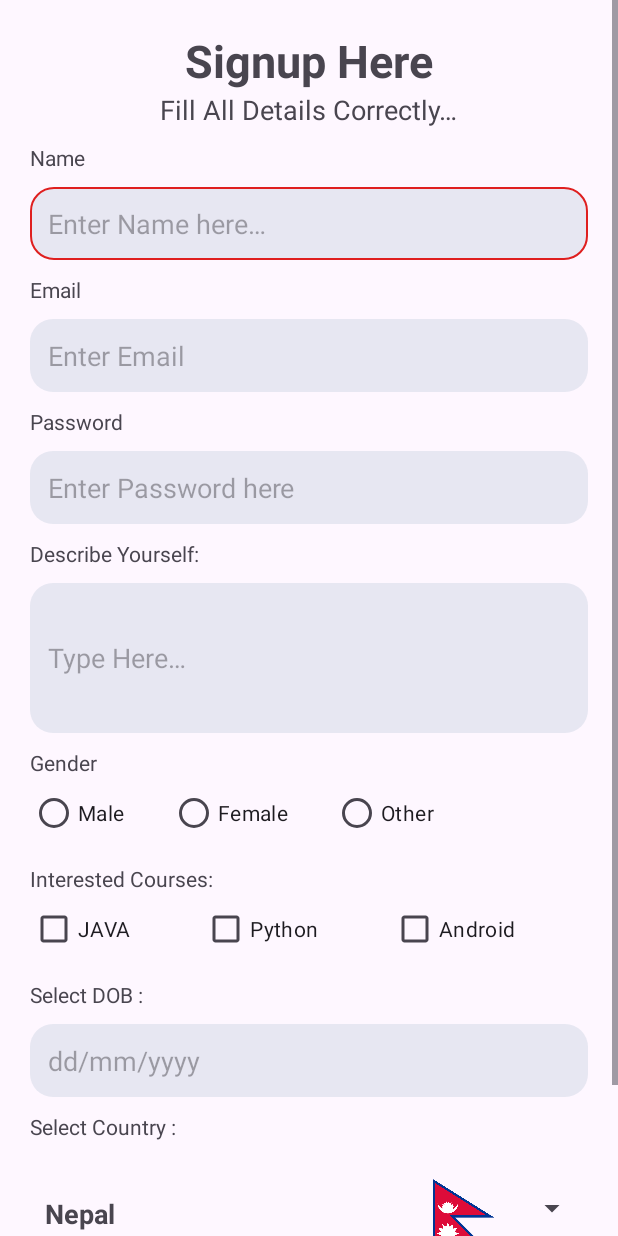
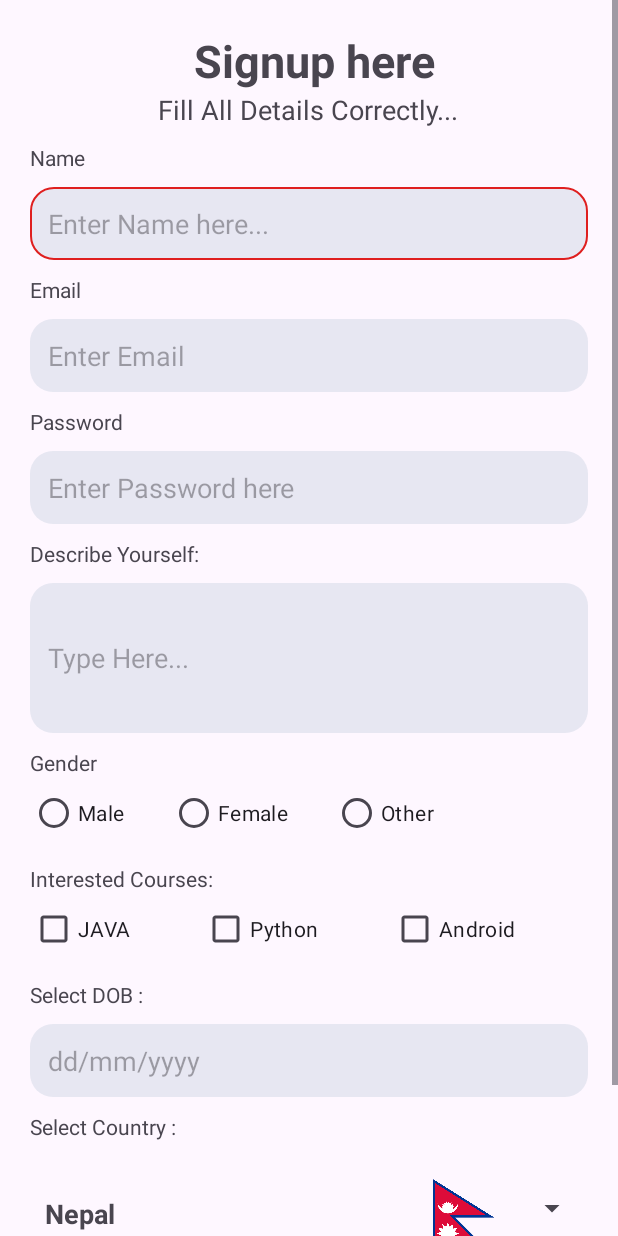
Before and after one commit to ptimsina1127/AssignmentThree-AdaptersandViews, an Android app: the screen it shows after launch (MainActivity), after a tap on "Signup Here", on a phone screen of 412 x 824 dp. Run offline under Robolectric (Android 15) with nearby library versions, the phone set to English and light mode, and no system bars.

Commit message:
Revert "Hardcoded String is Changed to use @String Resource."
This reverts commit 1d20422ee559a1707dbb88e91774ebaf6deb4c82.

```diff
--- a/app/src/main/java/com/example/assignmentthree_adaptersandviews/AboutActivity.java
+++ b/app/src/main/java/com/example/assignmentthree_adaptersandviews/AboutActivity.java
@@ -1,4 +1,6 @@
 package com.example.assignmentthree_adaptersandviews;
+
+import androidx.appcompat.app.AppCompatActivity;
 
 import android.content.Intent;
 import android.os.Bundle;
@@ -6,9 +8,9 @@ import android.util.Log;
 import android.widget.TextView;
 import android.widget.Toast;
 
-import androidx.appcompat.app.AppCompatActivity;
+import com.example.assignmentthree_adaptersandviews.data.User;
 
-import com.example.assignmentthree_adaptersandviews.data.User;
+import java.io.Serializable;
 
 public class AboutActivity extends AppCompatActivity {
 
--- a/app/src/main/res/layout/activity_about.xml
+++ b/app/src/main/res/layout/activity_about.xml
@@ -10,7 +10,7 @@
         android:id="@+id/titleView"
         android:layout_width="wrap_content"
         android:layout_height="wrap_content"
-        android:text="@string/about"
+        android:text="About"
         android:textSize="20sp"
         app:layout_constraintBottom_toBottomOf="parent"
         app:layout_constraintEnd_toEndOf="parent"
@@ -22,7 +22,7 @@
         android:layout_width="wrap_content"
         android:layout_height="wrap_content"
         android:layout_marginTop="30dp"
-        android:text="@string/about_of_the_activity"
+        android:text="About of the Activity"
         app:layout_constraintEnd_toEndOf="@+id/titleView"
         app:layout_constraintStart_toStartOf="@+id/titleView"
         app:layout_constraintTop_toBottomOf="@+id/titleView" />
--- a/app/src/main/res/layout/activity_dashboard.xml
+++ b/app/src/main/res/layout/activity_dashboard.xml
@@ -10,7 +10,7 @@
         android:id="@+id/textView9"
         android:layout_width="wrap_content"
         android:layout_height="wrap_content"
-        android:text="@string/dashboard_activity"
+        android:text="DashBoard Activity"
         android:textSize="18sp"
         app:layout_constraintBottom_toBottomOf="parent"
         app:layout_constraintEnd_toEndOf="parent"
--- a/app/src/main/res/layout/activity_login.xml
+++ b/app/src/main/res/layout/activity_login.xml
@@ -10,7 +10,7 @@
         android:id="@+id/textView12"
         android:layout_width="wrap_content"
         android:layout_height="wrap_content"
-        android:text="@string/login_activity"
+        android:text="Login Activity"
         android:textSize="20sp"
         app:layout_constraintBottom_toBottomOf="parent"
         app:layout_constraintEnd_toEndOf="parent"
--- a/app/src/main/res/layout/activity_start.xml
+++ b/app/src/main/res/layout/activity_start.xml
@@ -11,7 +11,7 @@
         android:layout_width="wrap_content"
         android:layout_height="wrap_content"
         android:layout_marginTop="108dp"
-        android:text="@string/welcome_to_android_development"
+        android:text="Welcome To Android Development"
         android:textSize="20sp"
         android:textStyle="bold"
         app:layout_constraintEnd_toEndOf="parent"
@@ -23,7 +23,7 @@
         android:layout_width="wrap_content"
         android:layout_height="wrap_content"
         android:layout_marginTop="30dp"
-        android:text="@string/signup_here"
+        android:text="Signup Here"
         app:layout_constraintEnd_toEndOf="@+id/textView8"
         app:layout_constraintStart_toStartOf="@+id/textView8"
         app:layout_constraintTop_toBottomOf="@+id/textView8" />
@@ -33,7 +33,7 @@
         android:layout_width="wrap_content"
         android:layout_height="wrap_content"
         android:layout_marginTop="30dp"
-        android:text="@string/login_to_continue"
+        android:text="Login To Continue"
         app:layout_constraintEnd_toEndOf="@+id/signup_button"
         app:layout_constraintStart_toStartOf="@+id/signup_button"
         app:layout_constraintTop_toBottomOf="@+id/signup_button" />
@@ -43,7 +43,7 @@
         android:layout_width="wrap_content"
         android:layout_height="wrap_content"
         android:layout_marginTop="30dp"
-        android:text="@string/about_this_app"
+        android:text="About This App"
         app:layout_constraintEnd_toEndOf="@+id/login_button"
         app:layout_constraintStart_toStartOf="@+id/login_button"
         app:layout_constraintTop_toBottomOf="@+id/login_button" />
@@ -53,7 +53,7 @@
         android:layout_width="wrap_content"
         android:layout_height="wrap_content"
         android:layout_marginTop="30dp"
-        android:text="@string/dashboard"
+        android:text="Dashboard"
         app:layout_constraintEnd_toEndOf="@+id/about_button"
         app:layout_constraintStart_toStartOf="@+id/about_button"
         app:layout_constraintTop_toBottomOf="@+id/about_button" />
--- a/app/src/main/res/layout/country_item.xml
+++ b/app/src/main/res/layout/country_item.xml
@@ -10,9 +10,9 @@
         android:id="@+id/name"
         android:layout_width="wrap_content"
         android:layout_height="wrap_content"
-        android:layout_marginStart="10dp"
+        android:layout_marginLeft="10dp"
         android:layout_marginTop="16dp"
-        android:text="@string/nepal"
+        android:text="NEPAL"
         android:textSize="18sp"
         android:textStyle="bold"
         app:layout_constraintStart_toStartOf="parent"
@@ -23,18 +23,17 @@
         android:layout_width="wrap_content"
         android:layout_height="wrap_content"
         android:layout_marginStart="10dp"
-        android:text="@string/about_country"
+        android:text="About Country..."
         app:layout_constraintStart_toStartOf="parent"
         app:layout_constraintTop_toBottomOf="@+id/name" />
 
     <ImageView
         android:id="@+id/imageView"
-        android:layout_marginEnd="10dp"
+        android:layout_marginRight="10dp"
         android:layout_width="50dp"
         android:layout_height="50dp"
         app:layout_constraintEnd_toEndOf="parent"
         app:layout_constraintTop_toTopOf="parent"
         app:layout_constraintBottom_toBottomOf="parent"
-        android:src="@drawable/nepal"
-        android:contentDescription="@string/countryflag" />
+        android:src="@drawable/nepal" />
 </androidx.constraintlayout.widget.ConstraintLayout>
--- a/app/src/main/res/layout/signup_layout.xml
+++ b/app/src/main/res/layout/signup_layout.xml
@@ -12,7 +12,7 @@
         android:layout_height="wrap_content"
         android:layout_gravity="center"
         android:layout_weight="1"
-        android:text="@string/signup_here"
+        android:text=" Signup here"
         android:textSize="30sp"
         android:textStyle="bold" />
 
@@ -22,7 +22,7 @@
         android:layout_height="wrap_content"
         android:layout_gravity="center"
         android:layout_weight="1"
-        android:text="@string/fill_all_details_correctly"
+        android:text="Fill All Details Correctly..."
         android:textSize="18sp" />
 
     <TextView
@@ -31,7 +31,7 @@
         android:layout_height="wrap_content"
         android:layout_marginTop="10dp"
         android:layout_weight="1"
-        android:text="@string/name" />
+        android:text="Name" />
 
     <EditText
         android:id="@+id/name_edit_text"
@@ -42,7 +42,7 @@
         android:background="@drawable/custom_input_text_field_background"
         android:padding="12dp"
         android:layout_marginTop="10dp"
-        android:hint="@string/enter_name_here"
+        android:hint="Enter Name here..."
         android:inputType="text" />
 
     <TextView
@@ -51,7 +51,7 @@
         android:layout_height="wrap_content"
         android:layout_marginTop="10dp"
         android:layout_weight="1"
-        android:text="@string/email" />
+        android:text="Email" />
 
     <EditText
         android:id="@+id/email_edit_text"
@@ -59,7 +59,7 @@
         android:layout_height="wrap_content"
         android:layout_weight="1"
         android:ems="10"
-        android:hint="@string/enter_email"
+        android:hint="Enter Email"
         android:background="@drawable/custom_input_text_field_background"
         android:padding="12dp"
         android:layout_marginTop="10dp"
@@ -71,7 +71,7 @@
         android:layout_height="wrap_content"
         android:layout_marginTop="10dp"
         android:layout_weight="1"
-        android:text="@string/password" />
+        android:text="Password" />
 
     <EditText
         android:id="@+id/password_edit_text"
@@ -82,7 +82,7 @@
         android:background="@drawable/custom_input_text_field_background"
         android:padding="12dp"
         android:layout_marginTop="10dp"
-        android:hint="@string/enter_password_here"
+        android:hint="Enter Password here"
         android:inputType="textPassword" />
 
     <TextView
@@ -91,7 +91,7 @@
         android:layout_height="wrap_content"
         android:layout_marginTop="10dp"
         android:layout_weight="1"
-        android:text="@string/describe_yourself" />
+        android:text="Describe Yourself:" />
 
     <EditText
         android:id="@+id/about_edit_text"
@@ -101,7 +101,7 @@
         android:layout_weight="1"
         android:background="@drawable/custom_input_text_field_background"
         android:ems="10"
-        android:hint="@string/type_here"
+        android:hint="Type Here..."
         android:inputType="textMultiLine"
         android:padding="12dp" />
 
@@ -111,7 +111,7 @@
         android:layout_height="wrap_content"
         android:layout_marginTop="10dp"
         android:layout_weight="1"
-        android:text="@string/gender" />
+        android:text="Gender" />
 
     <RadioGroup
         android:id="@+id/gender_radio_group"
@@ -124,22 +124,22 @@
             android:id="@+id/gender_male"
             android:layout_width="wrap_content"
             android:layout_height="wrap_content"
-            android:text="@string/male" />
+            android:text="Male" />
 
         <RadioButton
             android:id="@+id/gender_female"
             android:layout_width="wrap_content"
             android:layout_height="wrap_content"
-            android:layout_marginStart="30dp"
-            android:text="@string/female" />
+            android:layout_marginLeft="30dp"
+            android:text="Female" />
 
         <RadioButton
             android:id="@+id/gender_other"
             android:layout_width="wrap_content"
             android:layout_height="wrap_content"
-            android:layout_marginStart="30dp"
+            android:layout_marginLeft="30dp"
             android:layout_weight="1"
-            android:text="@string/other" />
+            android:text="Other" />
 
     </RadioGroup>
 
@@ -149,7 +149,7 @@
         android:layout_height="wrap_content"
         android:layout_marginTop="10dp"
         android:layout_weight="1"
-        android:text="@string/interested_courses" />
+        android:text="Interested Courses:" />
 
     <LinearLayout
         android:layout_width="match_parent"
@@ -162,21 +162,21 @@
             android:layout_width="wrap_content"
             android:layout_height="wrap_content"
             android:layout_weight="1"
-            android:text="@string/java" />
+            android:text="JAVA" />
 
         <CheckBox
             android:id="@+id/python_course"
             android:layout_width="wrap_content"
             android:layout_height="wrap_content"
             android:layout_weight="1"
-            android:text="@string/python" />
+            android:text="Python" />
 
         <CheckBox
             android:id="@+id/android_course"
             android:layout_width="wrap_content"
             android:layout_height="wrap_content"
             android:layout_weight="1"
-            android:text="@string/android" />
+            android:text="Android" />
     </LinearLayout>
     <!--    Date picker for dob-->
     <TextView
@@ -185,7 +185,7 @@
         android:layout_height="wrap_content"
         android:layout_marginTop="10dp"
         android:layout_weight="1"
-        android:text="@string/select_dob" />
+        android:text="Select DOB :" />
 
     <EditText
         android:id="@+id/pick_date_button"
@@ -196,7 +196,7 @@
         android:padding="12dp"
         android:inputType="none"
         android:focusable="false"
-        android:hint="@string/dd_mm_yyyy"
+        android:hint="dd/mm/yyyy"
         />
     <TextView
         android:id="@+id/country_label"
@@ -204,7 +204,7 @@
         android:layout_height="wrap_content"
         android:layout_marginTop="10dp"
         android:layout_weight="1"
-        android:text="@string/select_country" />
+        android:text="Select Country :" />
     <Spinner
         android:id="@+id/country_spinner"
         android:layout_width="match_parent"
@@ -227,7 +227,7 @@
             android:layout_marginEnd="10dp"
             android:layout_weight="1"
             android:backgroundTint="@android:color/holo_green_dark"
-            android:text="@string/signup" />
+            android:text="Signup" />
 
         <Button
             style="@style/Widget.Material3.Button.TonalButton"
@@ -235,7 +235,7 @@
             android:layout_width="wrap_content"
             android:layout_height="wrap_content"
             android:layout_weight="1"
-            android:text="@string/clear" />
+            android:text="Clear" />
     </LinearLayout>
 
 </LinearLayout>
--- a/app/src/main/res/values/strings.xml
+++ b/app/src/main/res/values/strings.xml
@@ -1,37 +1,3 @@
 <resources>
     <string name="app_name">AssignmentThree-AdaptersandViews</string>
-    <string name="about_of_the_activity">About of the Activity</string>
-    <string name="about">About</string>
-    <string name="dashboard_activity">DashBoard Activity</string>
-    <string name="login_activity">Login Activity</string>
-    <string name="welcome_to_android_development">Welcome To Android Development</string>
-    <string name="signup_here">Signup Here</string>
-    <string name="login_to_continue">Login To Continue</string>
-    <string name="about_this_app">About This App</string>
-    <string name="dashboard">Dashboard</string>
-    <string name="nepal">NEPAL</string>
-    <string name="about_country">About Country…</string>
-    <string name="countryflag">Countryflag</string>
-    <string name="enter_name_here">Enter Name here…</string>
-    <string name="email">Email</string>
-    <string name="enter_email">Enter Email</string>
-    <string name="password">Password</string>
-    <string name="enter_password_here">Enter Password here</string>
-    <string name="describe_yourself">Describe Yourself:</string>
-    <string name="type_here">Type Here…</string>
-    <string name="gender">Gender</string>
-    <string name="male">Male</string>
-    <string name="interested_courses">Interested Courses:</string>
-    <string name="java">JAVA</string>
-    <string name="android">Android</string>
-    <string name="python">Python</string>
-    <string name="select_dob">Select DOB :</string>
-    <string name="dd_mm_yyyy">dd/mm/yyyy</string>
-    <string name="select_country">Select Country :</string>
-    <string name="signup">Signup</string>
-    <string name="clear">Clear</string>
-    <string name="female">Female</string>
-    <string name="other">Other</string>
-    <string name="name">Name</string>
-    <string name="fill_all_details_correctly">Fill All Details Correctly…</string>
 </resources>
```
